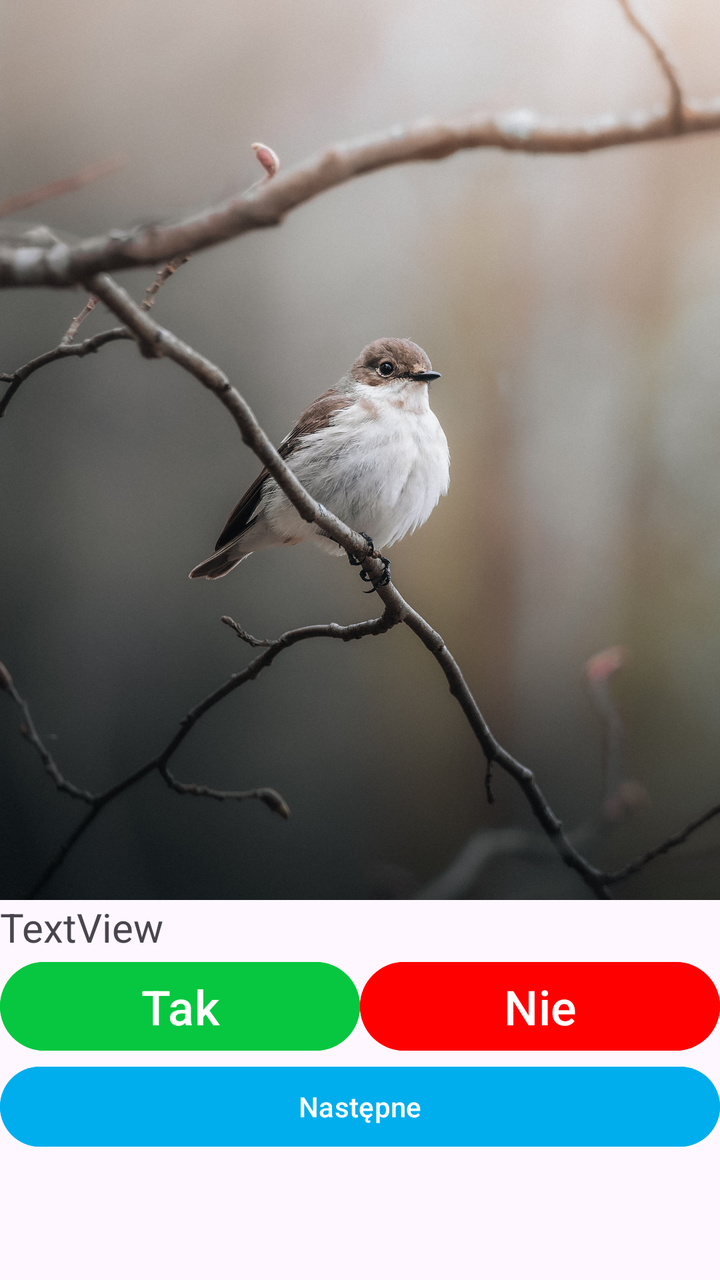
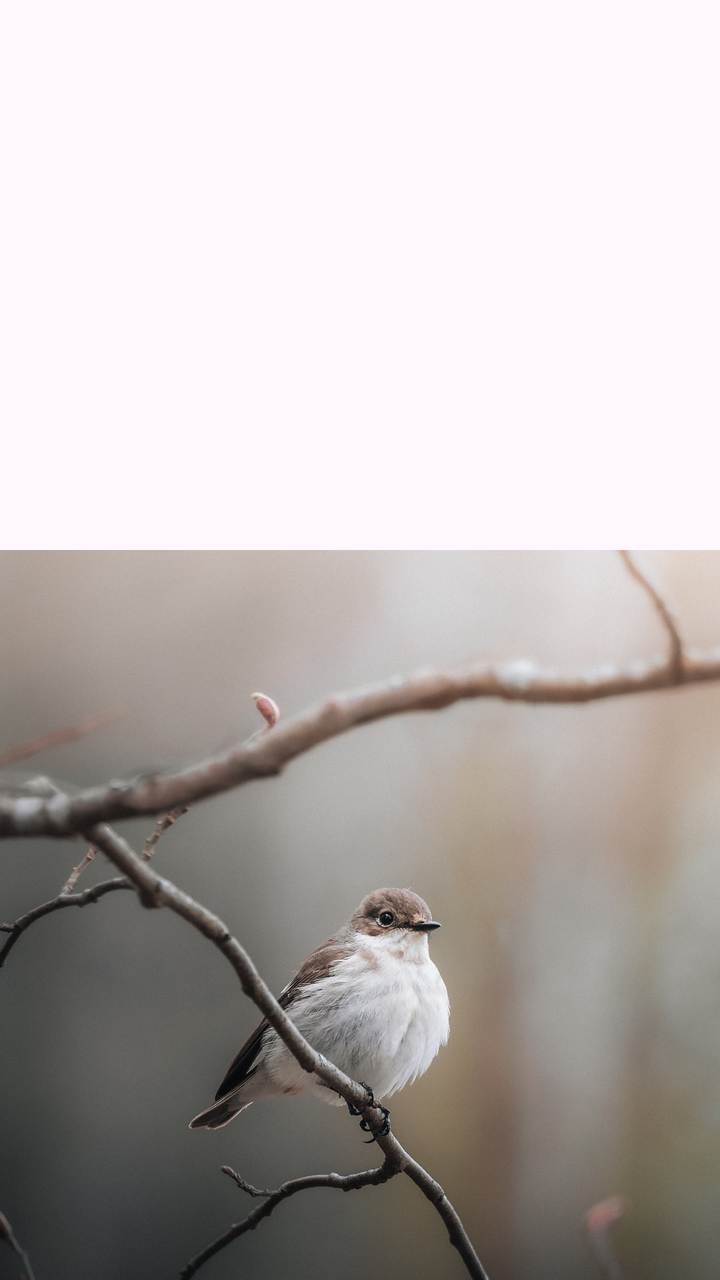

Two renders of the same Android screen: before a commit and after it. Below are the layout's source before the change and the commit's diff.
<!-- AndroidManifest.xml: application theme Theme.AplikacjaTest -->
<!-- res/layout/activity_main.xml -->
<?xml version="1.0" encoding="utf-8"?>
<LinearLayout xmlns:android="http://schemas.android.com/apk/res/android"
    xmlns:app="http://schemas.android.com/apk/res-auto"
    xmlns:tools="http://schemas.android.com/tools"
    android:id="@+id/main"
    android:layout_width="match_parent"
    android:layout_height="match_parent"
    android:orientation="vertical"
    tools:context=".MainActivity">

    <ImageView
        android:id="@+id/imageView"
        android:layout_width="match_parent"
        android:layout_height="wrap_content"
        android:adjustViewBounds="true"
        app:srcCompat="@drawable/ptak" />

    <TextView
        android:id="@+id/textView"
        android:layout_width="match_parent"
        android:layout_height="wrap_content"
        android:text="TextView"
        android:textSize="20dp" />

    <LinearLayout
        android:layout_width="match_parent"
        android:layout_height="wrap_content"
        android:orientation="horizontal">

        <Button
            android:id="@+id/button3"
            android:layout_width="wrap_content"
            android:layout_height="wrap_content"
            android:layout_weight="1"
            android:backgroundTint="#06C73F"
            android:text="Tak"
            android:textSize="24dp"/>
        

        <Button
            android:id="@+id/button4"
            android:layout_width="wrap_content"
            android:layout_height="wrap_content"
            android:layout_weight="1"
            android:backgroundTint="#FF0000"
            android:text="Nie"
            android:textSize="24dp"/>
    </LinearLayout>

    <Button
        android:id="@+id/button"
        android:layout_width="match_parent"
        android:layout_height="wrap_content"
        android:backgroundTint="#00aeed"
        android:text="Następne" />

</LinearLayout>
<!-- resources referenced by this layout -->
<resources>
  <!-- drawable ptak: jpg bitmap (drawable, 664120 bytes) -->
  <style name="Theme.AplikacjaTest" parent="Base.Theme.AplikacjaTest" />
  <style name="Base.Theme.AplikacjaTest" parent="Theme.Material3.DayNight.NoActionBar">
          
          
      </style>
</resources>

<!-- the commit's change to res/layout/activity_main.xml (unified diff, before → after) -->
@@ -11,16 +11,16 @@
     <ImageView
         android:id="@+id/imageView"
         android:layout_width="match_parent"
-        android:layout_height="wrap_content"
+        android:layout_height="1000dp"
         android:adjustViewBounds="true"
         app:srcCompat="@drawable/ptak" />
 
     <TextView
         android:id="@+id/textView"
-        android:layout_width="match_parent"
+        android:layout_width="wrap_content"
         android:layout_height="wrap_content"
         android:text="TextView"
-        android:textSize="20dp" />
+        android:textSize="40dp" />
 
     <LinearLayout
         android:layout_width="match_parent"
@@ -34,7 +34,8 @@
             android:layout_weight="1"
             android:backgroundTint="#06C73F"
             android:text="Tak"
-            android:textSize="24dp"/>
+            android:textSize="24dp"
+            android:textColor="@color/white"/>
         
 
         <Button
@@ -44,7 +45,8 @@
             android:layout_weight="1"
             android:backgroundTint="#FF0000"
             android:text="Nie"
-            android:textSize="24dp"/>
+            android:textSize="24dp"
+            android:textColor="@color/white"/>
     </LinearLayout>
 
     <Button
@@ -52,6 +54,7 @@
         android:layout_width="match_parent"
         android:layout_height="wrap_content"
         android:backgroundTint="#00aeed"
-        android:text="Następne" />
+        android:text="Następne"
+        android:textColor="@color/white"/>
 
 </LinearLayout>
<!-- resource entries referenced after the edit -->
@@ -1,5 +1,6 @@
 <!-- resources referenced by this layout -->
 <resources>
+  <color name="white">#FFFFFFFF</color>
   <!-- drawable ptak: jpg bitmap (drawable, 664120 bytes) -->
   <style name="Theme.AplikacjaTest" parent="Base.Theme.AplikacjaTest" />
   <style name="Base.Theme.AplikacjaTest" parent="Theme.Material3.DayNight.NoActionBar">
